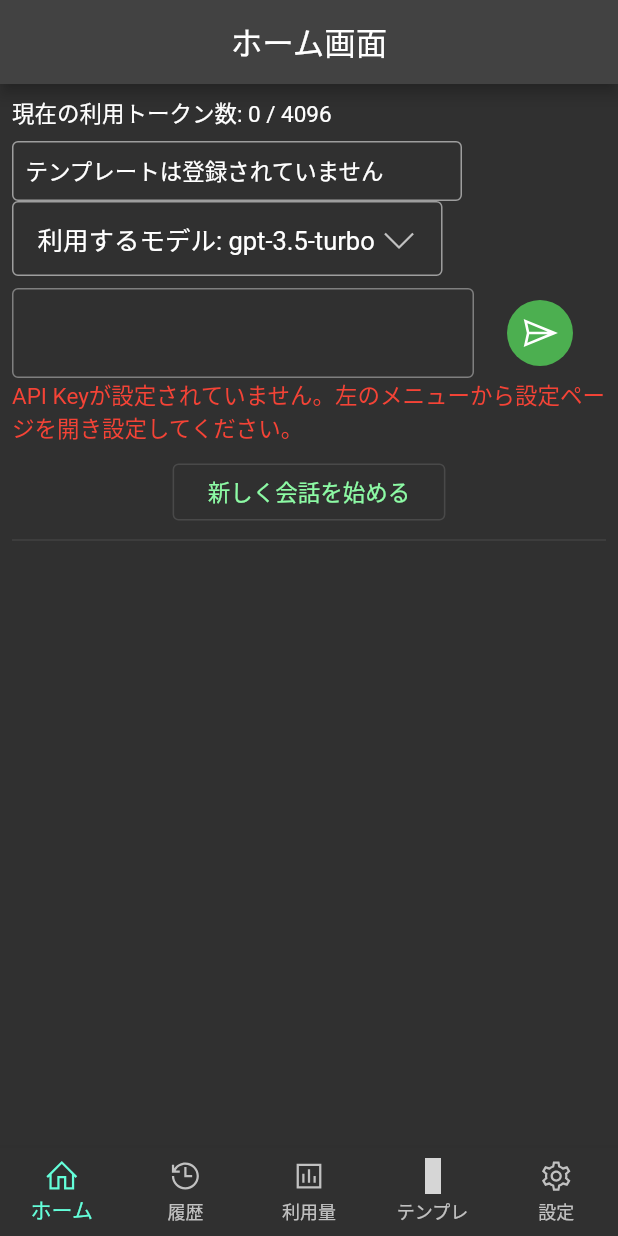
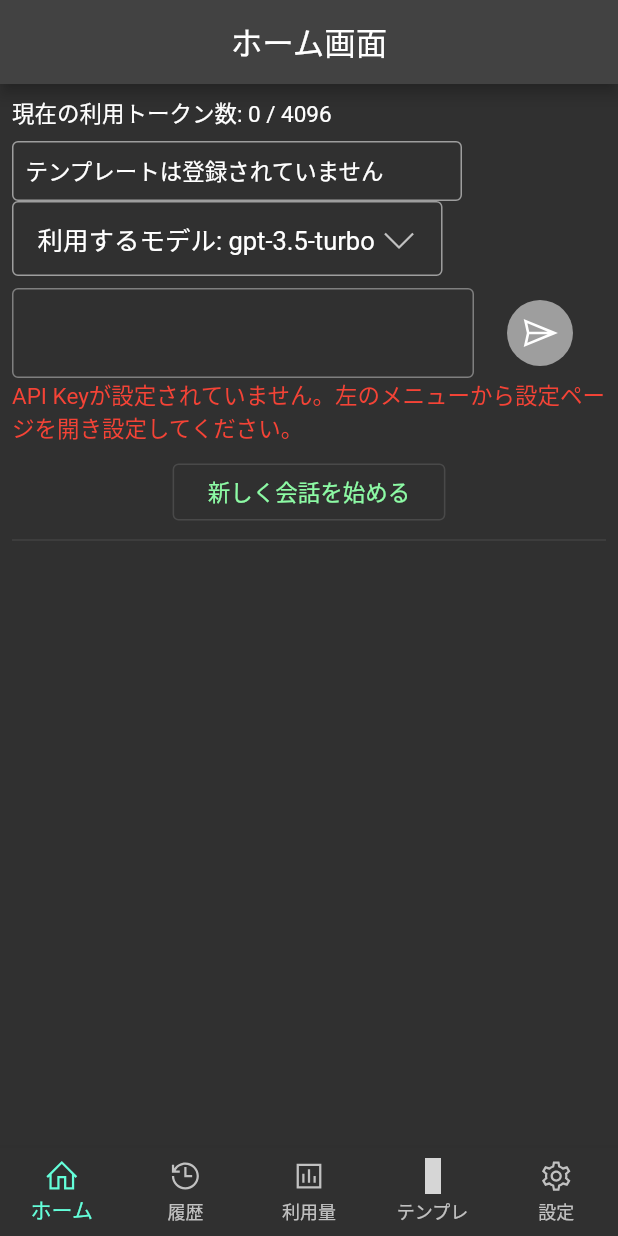
Before and after one commit to hotdrop/my-assistant, a Flutter app: the screen it shows after launch, on a phone screen of 412 x 824 dp. Run offline on Flutter 3.47's test engine with Material 2 defaults, Android fonts, the phone set to English and light mode, and no system bars; our stand-ins replace firebase_core, flutter_markdown, flutter_riverpod, freezed_annotation, hive_flutter, line_icons and 5 more; missing offline and left inert: flutter_highlighter, markdown; accounts and stored records are empty; generated files the repository leaves out were written again; Roboto replaces fonts that are missing (Note Sans JP); grey boxes are pictures that could not be loaded.

Commit message:
fix: 会話のテキストフィールドが空でも送信できてしまっていたので修正

```diff
--- a/lib/ui/home/home_controller.dart
+++ b/lib/ui/home/home_controller.dart
@@ -176,17 +176,26 @@ class CurrentTalksNotifier extends Notifier<List<Talk>> {
 }
 
 // 会話入力フィールド
-final talkControllerProvider = StateProvider<TextEditingController>((_) => TextEditingController());
+final talkControllerProvider = StateProvider<TextEditingController>((ref) {
+  final controller = TextEditingController();
+  controller.addListener(() {
+    ref.read(isInputTextEmpty.notifier).state = controller.text.isEmpty;
+  });
+  return controller;
+});
+
+// 入力フィールドのリスナー
+final isInputTextEmpty = StateProvider((_) => true);
 
 // 会話は上から下方向に時系列で進んでいくのでスクロールを常に一番下に移動させるためこれを定義する
 final chatScrollControllerProvider = StateProvider((_) => ScrollController());
 
 // 入力枠の下に表示するエラーメッセージ
 final errorProvider = Provider<String?>((ref) {
-  final appSettings = ref.watch(appSettingsProvider);
+  final apiKey = ref.watch(appSettingsProvider.select((value) => value.apiKey));
   final apiErrorMessage = ref.watch(_apiErrorMessage);
 
-  if (appSettings.apiKey == null) {
+  if (apiKey == null || apiKey.isEmpty) {
     return 'API Keyが設定されていません。左のメニューから設定ページを開き設定してください。';
   } else if (apiErrorMessage != null) {
     return apiErrorMessage;
--- a/lib/ui/home/home_page.dart
+++ b/lib/ui/home/home_page.dart
@@ -142,7 +142,7 @@ class _ViewUseModel extends ConsumerWidget {
 
   @override
   Widget build(BuildContext context, WidgetRef ref) {
-    // 一度会話を始めたらモデルの変更はできない
+    // 一度会話を始めたらモデルの変更は抑止
     final isStartTalk = ref.watch(currentTalksProvider).isNotEmpty;
 
     return Container(
@@ -180,6 +180,7 @@ class _ViewInputTalk extends ConsumerWidget {
   @override
   Widget build(BuildContext context, WidgetRef ref) {
     final cannotTalk = ref.watch(appSettingsProvider).apiKey?.isEmpty ?? true;
+    final emptyInputTalk = ref.watch(isInputTextEmpty);
 
     return Row(
       children: [
@@ -195,9 +196,9 @@ class _ViewInputTalk extends ConsumerWidget {
           ),
         ),
         RawMaterialButton(
-          onPressed: cannotTalk ? null : () => ref.read(homeControllerProvider.notifier).postTalk(),
+          onPressed: (cannotTalk || emptyInputTalk) ? null : () => ref.read(homeControllerProvider.notifier).postTalk(),
           padding: const EdgeInsets.all(8),
-          fillColor: AppTheme.primaryColor,
+          fillColor: (cannotTalk || emptyInputTalk) ? Colors.grey : AppTheme.primaryColor,
           shape: const CircleBorder(),
           child: LineIcon(LineIcons.paperPlane, size: 28, color: Colors.white),
         ),
```
